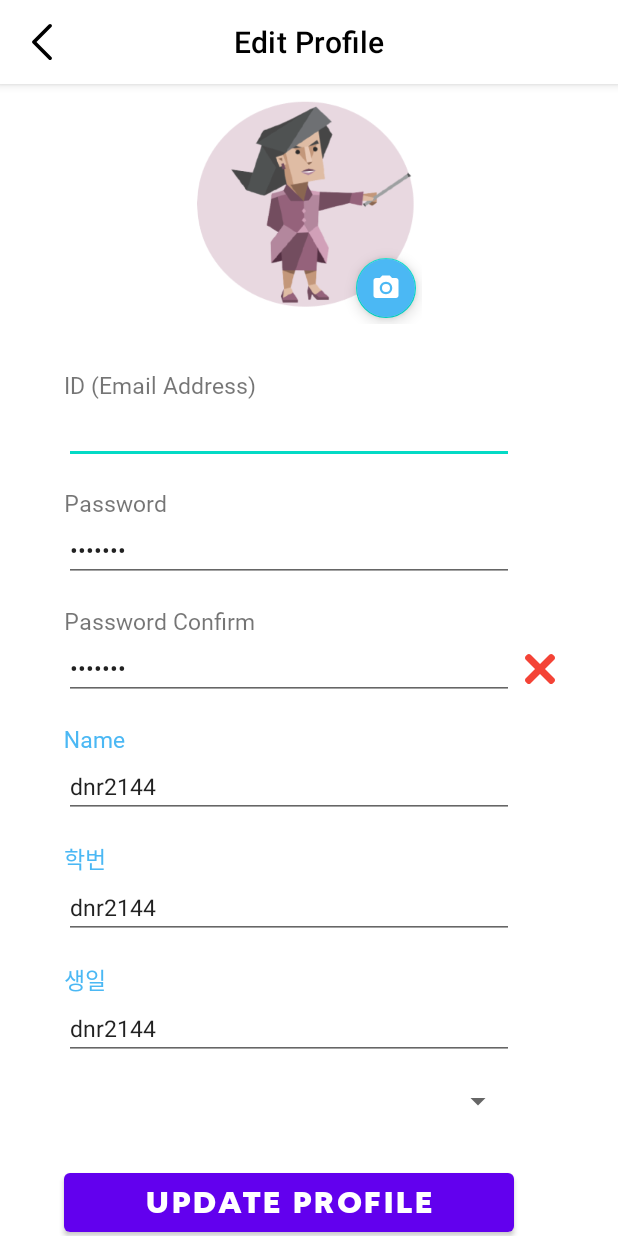
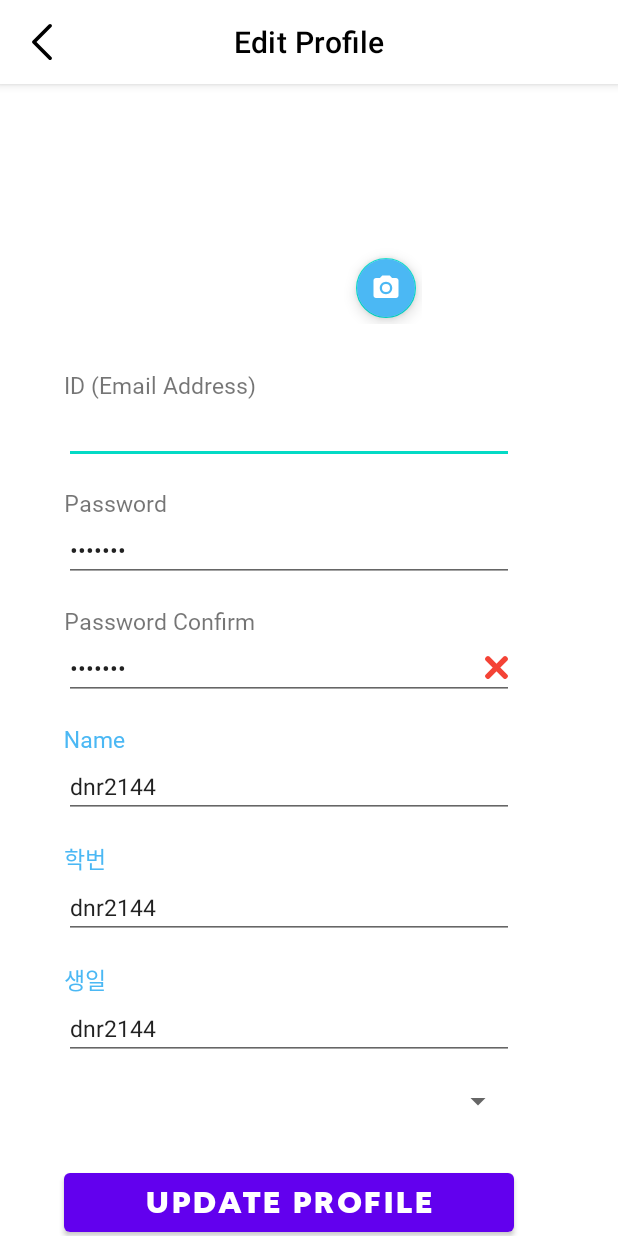
Before and after one commit to corhythm/MTMI-v2, an Android app: the EditProfileActivity screen opened directly, with no data from a screen before it, on a phone screen of 412 x 824 dp. Run offline under Robolectric (Android 15) with nearby library versions, the phone set to English and light mode, and no system bars; our stand-ins replace CircleImageView, Firebase (no records; nobody signed in at launch, a user with empty details on screens opened directly); libraries missing offline, so code that uses them is left out: com.marozzi.roundbutton, com.skydoves.progressview, dev.shreyaspatil; plain views replace RoundButton, SmartMaterialSpinner; pictures from the network do not load; Roboto replaces fonts that are not available here; 1 statement that could not run was skipped.

Commit message:
프로필 부분 리팩토링

```diff
--- a/app/src/main/res/layout/activity_edit_profile.xml
+++ b/app/src/main/res/layout/activity_edit_profile.xml
@@ -45,8 +45,7 @@
                 android:layout_width="150dp"
                 android:layout_height="150dp"
                 android:layout_centerInParent="true"
-                android:layout_marginTop="10dp"
-                android:src="@drawable/img_entj" />
+                android:layout_marginTop="10dp" />
 
             <com.google.android.material.floatingactionbutton.FloatingActionButton
                 android:id="@+id/fab_activityEditProfile_camera"
@@ -127,19 +126,10 @@
             android:maxLines="1"
             android:text="dnr2144"
             android:textSize="15sp"
+            android:drawableEnd="@drawable/drawable_end_x"
             app:layout_constraintStart_toStartOf="@id/textView_activityEditProfile_pwGuideText"
             app:layout_constraintTop_toBottomOf="@id/textView_activityEditProfile_pwConfirmGuideText" />
 
-        <ImageView
-            android:id="@+id/imageView_activityEditProfile_checkPassword"
-            android:layout_width="20dp"
-            android:layout_height="20dp"
-            android:src="@drawable/ic_x"
-            app:layout_constraintEnd_toEndOf="parent"
-            app:layout_constraintHorizontal_bias="0.15"
-            app:layout_constraintTop_toTopOf="@id/editText_activityEditProfile_pwConfirmValue"
-            app:layout_constraintBottom_toBottomOf="@id/editText_activityEditProfile_pwConfirmValue"
-            app:layout_constraintStart_toEndOf="@id/editText_activityEditProfile_pwConfirmValue"/>
 
         <TextView
             android:id="@+id/textView_activityEditProfile_nameGuideText"
--- a/app/src/main/res/layout/activity_my_profile.xml
+++ b/app/src/main/res/layout/activity_my_profile.xml
@@ -72,7 +72,6 @@
                 android:layout_width="130dp"
                 android:layout_height="130dp"
                 android:layout_marginBottom="10dp"
-                android:src="@drawable/img_estj"
                 app:civ_border_color="#DCD6D6"
                 app:civ_border_width="2dp"
                 app:layout_constraintBottom_toBottomOf="parent"
```
Also changed, not shown: app/src/main/java/com/example/mtmimyeon_gitmi/account/EditProfileActivity.kt (+7 -2 lines).
